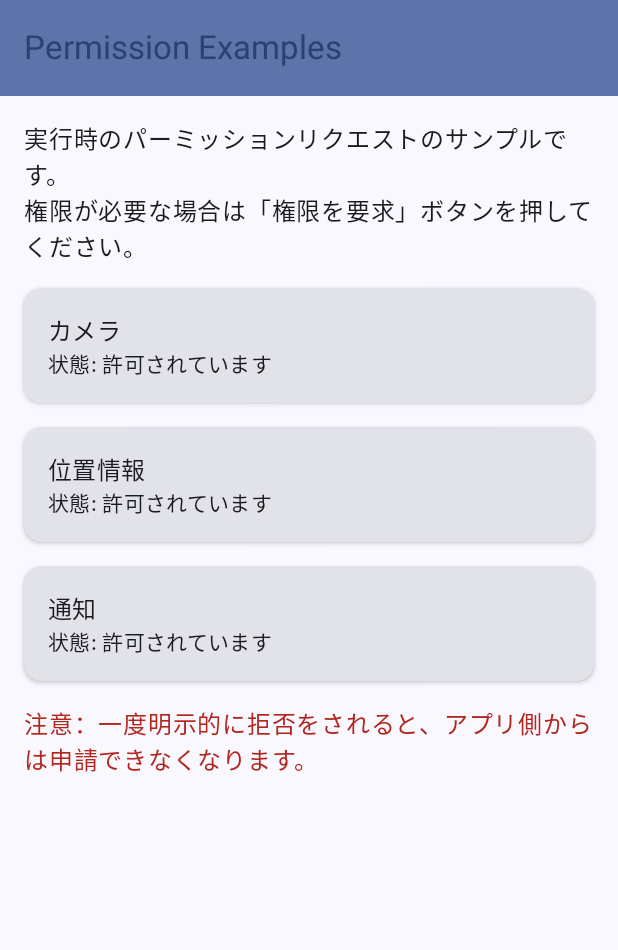
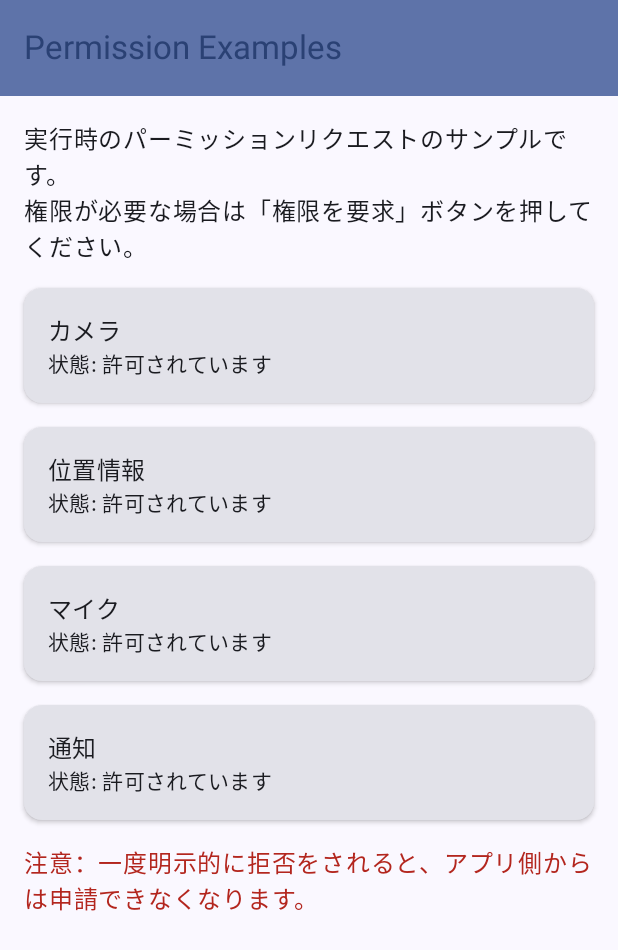
Before and after one commit to Fujikouki/AndroidLab, an Android app built with Jetpack Compose: the PermissionsScreen screen opened through its navigation route, on a phone screen of 412 x 824 dp. Shown: the top 950 px of the screen. Run offline under Robolectric (Android 15) with nearby library versions, the phone set to English and light mode, and no system bars.

Commit message:
マイク権限の要求を追加する

```diff
--- a/app/src/main/AndroidManifest.xml
+++ b/app/src/main/AndroidManifest.xml
@@ -5,6 +5,7 @@
     <uses-permission android:name="android.permission.CAMERA" />
     <uses-permission android:name="android.permission.POST_NOTIFICATIONS" />
     <uses-permission android:name="android.permission.ACCESS_COARSE_LOCATION" />
+    <uses-permission android:name="android.permission.RECORD_AUDIO" />
 
     <application
         android:allowBackup="true"
--- a/app/src/main/java/com/example/kouki/fujisue/androidlab/ui/permission/PermissionsScreen.kt
+++ b/app/src/main/java/com/example/kouki/fujisue/androidlab/ui/permission/PermissionsScreen.kt
@@ -71,6 +71,12 @@ fun PermissionsScreen() {
             PermissionRequestRow(
                 permission = Manifest.permission.ACCESS_COARSE_LOCATION,
                 permissionName = "位置情報"
+            )
+
+            // マイク権限
+            PermissionRequestRow(
+                permission = Manifest.permission.RECORD_AUDIO,
+                permissionName = "マイク"
             )
 
             // 通知権限 (Android 13以上)
```
